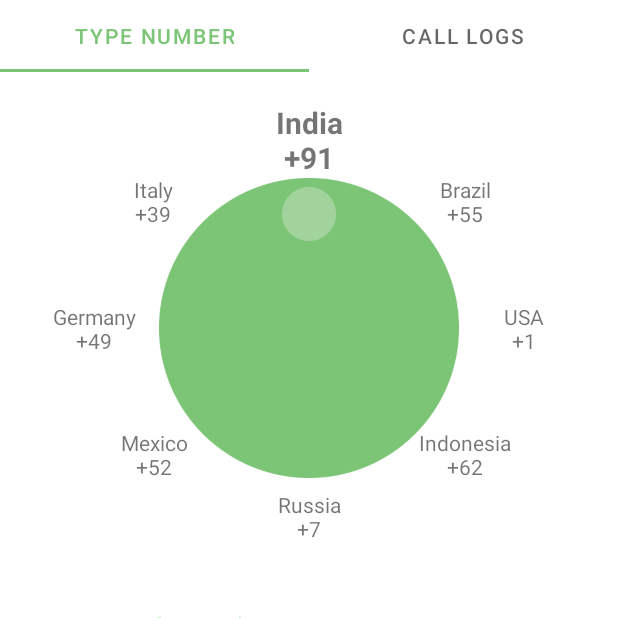
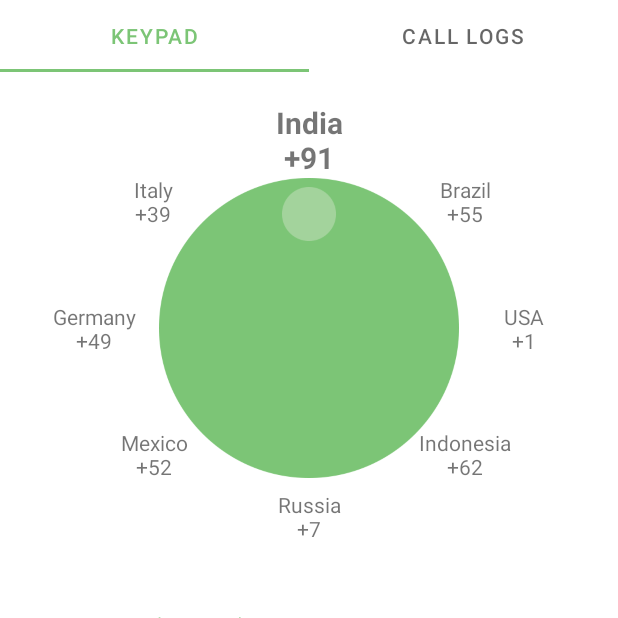
Before and after one commit to supersu-man/why-save, an Android app: the screen it shows after launch (MainActivity), on a phone screen of 412 x 824 dp, the top half of it. Run offline under Robolectric (Android 15) with nearby library versions, the phone set to English and light mode, and no system bars; libraries missing offline, so code that uses them is left out: com.supersuman.githubapkupdater; 2 statements that could not run were skipped.

Commit message:
Update PagerAdapter.kt

```diff
--- a/app/src/main/java/com/supersuman/whysave/PagerAdapter.kt
+++ b/app/src/main/java/com/supersuman/whysave/PagerAdapter.kt
@@ -11,7 +11,7 @@ class PagerAdapter(fragmentManager: FragmentManager) : FragmentPagerAdapter(frag
 
     override fun getPageTitle(position: Int): CharSequence {
         return when(position){
-            0 -> "Type Number"
+            0 -> "Keypad"
             else -> "Call Logs"
         }
     }
```
